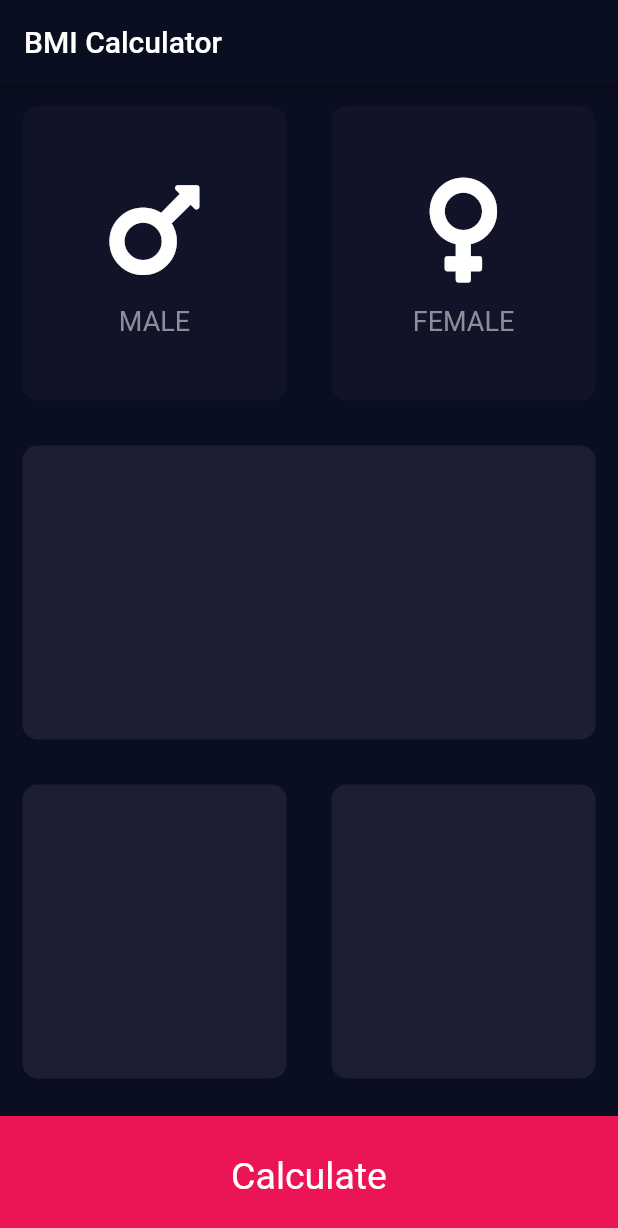
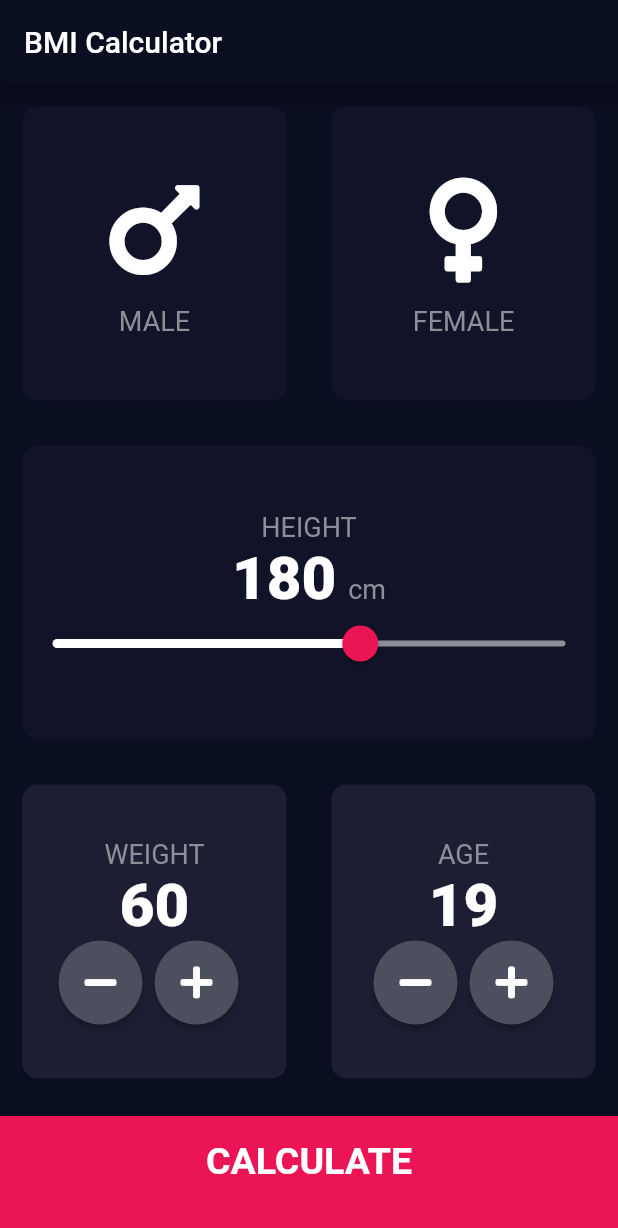
Before and after one commit to creaturerigger/BMICalculator, a Flutter app: the screen it shows after launch, on a phone screen of 412 x 824 dp. Shown: the top 1228 px of the screen. Run offline on Flutter 3.47's test engine with Material 2 defaults, Android fonts, the phone set to English and light mode, and no system bars; our stand-ins replace font_awesome_flutter.

Commit message:
New screen is added and UI elements are placed.

```diff
--- /dev/null
+++ b/lib/bmi_calculate_button.dart
@@ -0,0 +1,33 @@
+import 'package:flutter/material.dart';
+import 'constants.dart';
+
+class BMICalculateButton extends StatelessWidget {
+  final String buttonText;
+  final void Function() onTap;
+
+  BMICalculateButton({required this.buttonText, required this.onTap});
+
+  @override
+  Widget build(BuildContext context) {
+    return GestureDetector(
+      onTap: onTap,
+      child: Container(
+        color: kBottomContainerColor,
+        margin: EdgeInsets.only(
+          top: 10.0,
+        ),
+        padding: EdgeInsets.only(
+          bottom: 20.0,
+        ),
+        width: double.infinity,
+        height: kBottomContainerHeight,
+        child: Center(
+          child: Text(
+            buttonText,
+            style: kButtonTextStyle,
+          ),
+        ),
+      ),
+    );
+  }
+}
--- a/lib/card_container.dart
+++ b/lib/card_container.dart
@@ -7,23 +7,28 @@ class CardContainer extends StatelessWidget {
   final Color _color;
   final double _radius;
   final Widget? _child;
-  const CardContainer({
-    Widget? child,
+  final void Function()? _onPress;
+  const CardContainer(
+      {Widget? child,
       double margin = 15.0,
       double? height,
       double? width,
       Color color = const Color(0xFFFFFFFF),
       double radius = 10.0,
-  })  : _child = child,
+      Function()? onPress})
+      : _child = child,
         _margin = margin,
         _height = height,
         _width = width,
         _color = color,
-        _radius = radius;
+        _radius = radius,
+        _onPress = onPress;
 
   @override
   Widget build(BuildContext context) {
-    return Container(
+    return GestureDetector(
+      onTap: _onPress,
+      child: Container(
         child: _child,
         margin: EdgeInsets.all(_margin),
         height: _height,
@@ -32,6 +37,7 @@ class CardContainer extends StatelessWidget {
           color: _color,
           borderRadius: BorderRadius.circular(_radius),
         ),
+      ),
     );
   }
 }
--- /dev/null
+++ b/lib/constants.dart
@@ -0,0 +1,44 @@
+import 'package:flutter/material.dart';
+
+const kBottomContainerHeight = 80.0;
+const kActiveCardColour = Color(0xFF1D1E33);
+const kInactiveCardColour = Color(0xFF111328);
+const kBottomContainerColor = Color(0xFFEB1555);
+const kSliderMin = 120.0;
+const kSliderMax = 220.0;
+
+const kLabelTextStyle = TextStyle(
+  fontSize: 18.0,
+  color: Color(0xFF8D8E98),
+);
+
+const kNumberTextStyle = TextStyle(
+  fontSize: 40.0,
+  fontWeight: FontWeight.w900,
+  color: Colors.white,
+);
+
+const kButtonTextStyle = TextStyle(
+  fontSize: 25.0,
+  fontWeight: FontWeight.bold,
+);
+
+const kTitleTextStyle = TextStyle(
+  fontSize: 50.0,
+  fontWeight: FontWeight.bold,
+);
+
+const kResultTextStyle = TextStyle(
+  fontSize: 22.0,
+  fontWeight: FontWeight.bold,
+  color: Color(0xFF24D876),
+);
+
+const kBMITextStyle = TextStyle(
+  fontSize: 100.0,
+  fontWeight: FontWeight.bold,
+);
+
+const kBodyTextStyle = TextStyle(
+  fontSize: 22.0,
+);
--- a/lib/input_page.dart
+++ b/lib/input_page.dart
@@ -1,12 +1,10 @@
+import 'package:bmicalculator/bmi_calculate_button.dart';
 import 'package:flutter/material.dart';
 import 'card_container.dart';
 import 'icon_content.dart';
 import 'package:font_awesome_flutter/font_awesome_flutter.dart';
-
-const bottomContainerHeight = 80.0;
-const activeCardColour = Color(0xFF1D1E33);
-const inactiveCardColour = Color(0xFF111328);
-const bottomContainerColor = Color(0xFFEB1555);
+import 'constants.dart';
+import 'round_icon_button.dart';
 
 enum Gender { Male, Female }
 
@@ -16,54 +14,52 @@ class InputPage extends StatefulWidget {
 }
 
 class _InputPageState extends State<InputPage> {
-  Gender? _selectedGender;
+  Gender? selectedGender;
+  int height = 180;
+  int weight = 60;
+  int age = 19;
 
   @override
   Widget build(BuildContext context) {
     return Scaffold(
       appBar: AppBar(
-        title: Text(
-          'BMI Calculator',
-        ),
+        title: Text('BMI Calculator'),
       ),
       body: Column(
+        crossAxisAlignment: CrossAxisAlignment.stretch,
         children: <Widget>[
           Expanded(
             child: Row(
               children: <Widget>[
                 Expanded(
-                  child: GestureDetector(
-                    onTap: () {
+                  child: CardContainer(
+                    onPress: () {
                       setState(() {
-                        _selectedGender = Gender.Male;
+                        selectedGender = Gender.Male;
                       });
                     },
-                    child: CardContainer(
-                      color: _selectedGender == Gender.Male
-                          ? activeCardColour
-                          : inactiveCardColour,
+                    color: selectedGender == Gender.Male
+                        ? kActiveCardColour
+                        : kInactiveCardColour,
                     child: IconContent(
                       icon: FontAwesomeIcons.mars,
                       label: 'MALE',
                     ),
                   ),
                 ),
-                ),
                 Expanded(
-                  child: GestureDetector(
-                    onTap: () {
+                  child: CardContainer(
+                    onPress: () {
                       setState(() {
-                        _selectedGender = Gender.Female;
+                        selectedGender = Gender.Female;
                       });
                     },
-                    child: CardContainer(
-                      color: _selectedGender == Gender.Female
-                          ? activeCardColour
-                          : inactiveCardColour,
+                    color: selectedGender == Gender.Female
+                        ? kActiveCardColour
+                        : kInactiveCardColour,
                     child: IconContent(
                       icon: FontAwesomeIcons.venus,
-                        label: "FEMALE",
-                      ),
+                      label: 'FEMALE',
                     ),
                   ),
                 ),
@@ -71,40 +67,158 @@ class _InputPageState extends State<InputPage> {
             ),
           ),
           Expanded(
-            child: Row(
+            child: CardContainer(
+              child: Column(
+                mainAxisAlignment: MainAxisAlignment.center,
                 children: <Widget>[
-                Expanded(
-                  child: CardContainer(color: activeCardColour),
+                  Text(
+                    'HEIGHT',
+                    style: kLabelTextStyle,
+                  ),
+                  Row(
+                    mainAxisAlignment: MainAxisAlignment.center,
+                    crossAxisAlignment: CrossAxisAlignment.baseline,
+                    textBaseline: TextBaseline.alphabetic,
+                    children: <Widget>[
+                      Text(
+                        height.toString(),
+                        style: kNumberTextStyle,
+                      ),
+                      SizedBox(
+                        width: 8.0,
+                      ),
+                      Text(
+                        'cm',
+                        style: kLabelTextStyle,
+                      )
+                    ],
+                  ),
+                  SliderTheme(
+                    data: SliderTheme.of(context).copyWith(
+                      thumbShape: RoundSliderThumbShape(
+                        enabledThumbRadius: 12.0,
+                      ),
+                      overlayShape: RoundSliderOverlayShape(
+                        overlayRadius: 20.0,
+                      ),
+                      inactiveTrackColor: Color(0xFF8D8E98),
+                      activeTrackColor: Colors.white,
+                      thumbColor: Color(0xFFEB1555),
+                      overlayColor: Color(0x44EB1555),
+                    ),
+                    child: Slider(
+                      value: height.toDouble(),
+                      min: kSliderMin,
+                      max: kSliderMax,
+                      onChanged: (double newValue) {
+                        setState(() {
+                          height = newValue.round();
+                        });
+                      },
+                    ),
                   ),
                 ],
+              ),
+              color: kInactiveCardColour,
             ),
           ),
           Expanded(
             child: Row(
               children: <Widget>[
                 Expanded(
-                  child: CardContainer(color: activeCardColour),
+                  child: CardContainer(
+                    child: Column(
+                      mainAxisAlignment: MainAxisAlignment.center,
+                      children: <Widget>[
+                        Text(
+                          "WEIGHT",
+                          style: kLabelTextStyle,
+                        ),
+                        Text(
+                          weight.toString(),
+                          style: kNumberTextStyle,
+                        ),
+                        Row(
+                          mainAxisAlignment: MainAxisAlignment.center,
+                          children: <Widget>[
+                            RoundIconButton(
+                                icon: FontAwesomeIcons.minus,
+                                onPressed: () {
+                                  setState(() {
+                                    weight--;
+                                  });
+                                }),
+                            SizedBox(
+                              width: 8.0,
+                            ),
+                            RoundIconButton(
+                                icon: FontAwesomeIcons.plus,
+                                onPressed: () {
+                                  setState(() {
+                                    weight++;
+                                  });
+                                }),
+                            SizedBox(
+                              width: 8.0,
+                            ),
+                          ],
+                        ),
+                      ],
+                    ),
+                    color: kActiveCardColour,
+                  ),
                 ),
                 Expanded(
-                  child: CardContainer(color: activeCardColour),
+                  child: CardContainer(
+                    child: Column(
+                      mainAxisAlignment: MainAxisAlignment.center,
+                      children: <Widget>[
+                        Text(
+                          "AGE",
+                          style: kLabelTextStyle,
+                        ),
+                        Text(
+                          age.toString(),
+                          style: kNumberTextStyle,
+                        ),
+                        Row(
+                          mainAxisAlignment: MainAxisAlignment.center,
+                          children: <Widget>[
+                            RoundIconButton(
+                              icon: FontAwesomeIcons.minus,
+                              onPressed: () {
+                                setState(() {
+                                  age--;
+                                });
+                              },
+                            ),
+                            SizedBox(
+                              width: 8.0,
+                            ),
+                            RoundIconButton(
+                              icon: FontAwesomeIcons.plus,
+                              onPressed: () {
+                                setState(() {
+                                  age++;
+                                });
+                              },
+                            ),
+                          ],
+                        ),
+                      ],
+                    ),
+                    color: kActiveCardColour,
+                  ),
                 ),
               ],
             ),
           ),
-          Container(
-            color: bottomContainerColor,
-            margin: EdgeInsets.only(top: 10.0),
-            width: double.infinity,
-            height: bottomContainerHeight,
-            child: Center(
-              child: Text(
-                'Calculate',
-                style: TextStyle(
-                  fontSize: 25.0,
+          BMICalculateButton(
+            buttonText: 'CALCULATE',
+            onTap: () {
+              Navigator.pushNamed(context, '/results');
+            },
           ),
-              ),
-            ),
-          )
         ],
       ),
     );
--- a/lib/main.dart
+++ b/lib/main.dart
@@ -1,5 +1,6 @@
 import 'package:flutter/material.dart';
 import 'input_page.dart';
+import 'results_page.dart';
 
 void main() {
   runApp(BMICalculator());
@@ -13,7 +14,11 @@ class BMICalculator extends StatelessWidget {
         primaryColor: Color(0xFF0A0E21),
         scaffoldBackgroundColor: Color(0xFF0A0E21),
       ),
-      home: InputPage(),
+      initialRoute: '/',
+      routes: {
+        '/': (context) => InputPage(),
+        '/results': (context) => ResultsPage(),
+      },
     );
   }
 }
--- /dev/null
+++ b/lib/results_page.dart
@@ -0,0 +1,60 @@
+import 'package:bmicalculator/bmi_calculate_button.dart';
+import 'package:flutter/material.dart';
+import 'constants.dart';
+import 'card_container.dart';
+
+class ResultsPage extends StatelessWidget {
+  @override
+  Widget build(BuildContext context) {
+    return Scaffold(
+      appBar: AppBar(
+        title: Text('BMI Calculator'),
+      ),
+      body: Column(
+        mainAxisAlignment: MainAxisAlignment.spaceEvenly,
+        crossAxisAlignment: CrossAxisAlignment.stretch,
+        children: <Widget>[
+          Expanded(
+            child: Container(
+              child: Text(
+                'Your Result',
+                style: kTitleTextStyle,
+              ),
+            ),
+          ),
+          Expanded(
+            child: CardContainer(
+              color: kActiveCardColour,
+              child: Column(
+                mainAxisAlignment: MainAxisAlignment.spaceEvenly,
+                crossAxisAlignment: CrossAxisAlignment.center,
+                children: <Widget>[
+                  Text(
+                    'NORMAL',
+                    style: kResultTextStyle,
+                  ),
+                  Text(
+                    '18.3',
+                    style: kBMITextStyle,
+                  ),
+                  Text(
+                    'Your BMI result is quite low you shold eat more',
+                    style: kBodyTextStyle,
+                    textAlign: TextAlign.center,
+                  ),
+                ],
+              ),
+            ),
+            flex: 5,
+          ),
+          Expanded(
+            child: BMICalculateButton(
+              buttonText: 'RE-CALCULATE',
+              onTap: () {},
+            ),
+          ),
+        ],
+      ),
+    );
+  }
+}
--- /dev/null
+++ b/lib/round_icon_button.dart
@@ -0,0 +1,21 @@
+import 'package:flutter/material.dart';
+
+class RoundIconButton extends StatelessWidget {
+  final void Function() onPressed;
+  final IconData icon;
+  RoundIconButton({required this.onPressed, required this.icon});
+
+  @override
+  Widget build(BuildContext context) {
+    return RawMaterialButton(
+      onPressed: onPressed,
+      fillColor: Color(0xFF4C4F5E),
+      child: Icon(icon),
+      shape: CircleBorder(),
+      constraints: BoxConstraints.tightFor(
+        width: 56.0,
+        height: 56.0,
+      ),
+    );
+  }
+}
```
Lines whose indentation alone changed are shown as unchanged.
